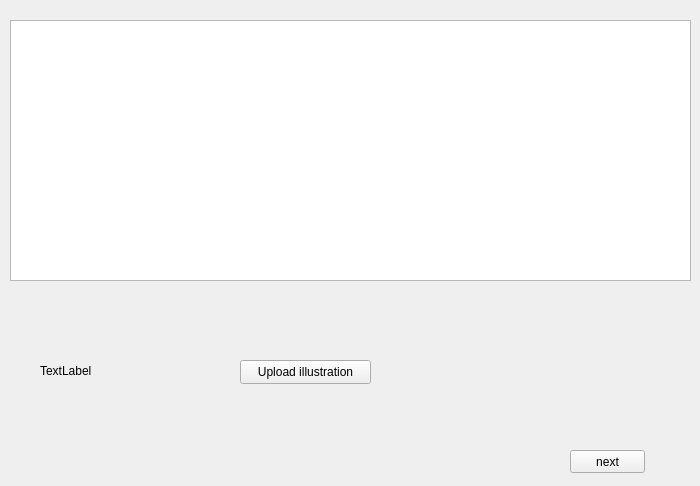
JoaoCarlosNascimento/HandSignLanguage, file menus/text_menu/text_menu.ui: the form before one commit.
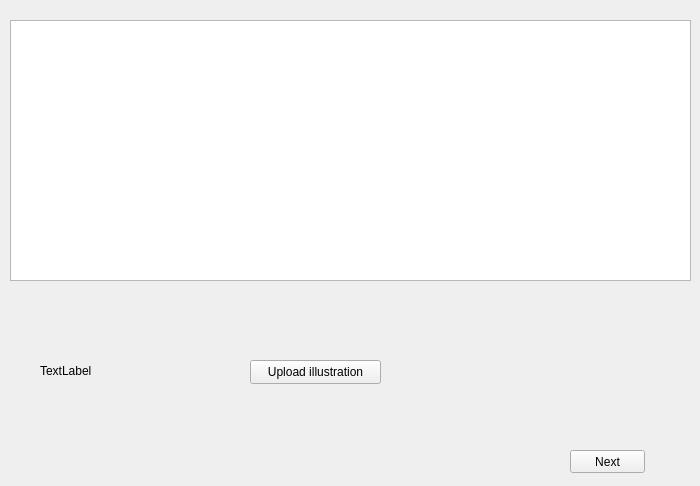
The form after the commit.

Patch:
```diff
--- a/menus/text_menu/text_menu.ui
+++ b/menus/text_menu/text_menu.ui
@@ -23,7 +23,7 @@
     </rect>
    </property>
    <property name="text">
-    <string>next</string>
+    <string>Next</string>
    </property>
   </widget>
   <widget class="QPlainTextEdit" name="plainTextEdit">
@@ -39,7 +39,7 @@
   <widget class="QPushButton" name="upload">
    <property name="geometry">
     <rect>
-     <x>240</x>
+     <x>250</x>
      <y>360</y>
      <width>131</width>
      <height>24</height>
```
Left out of the diff: 3 changed lines with no effect on the pictures.
